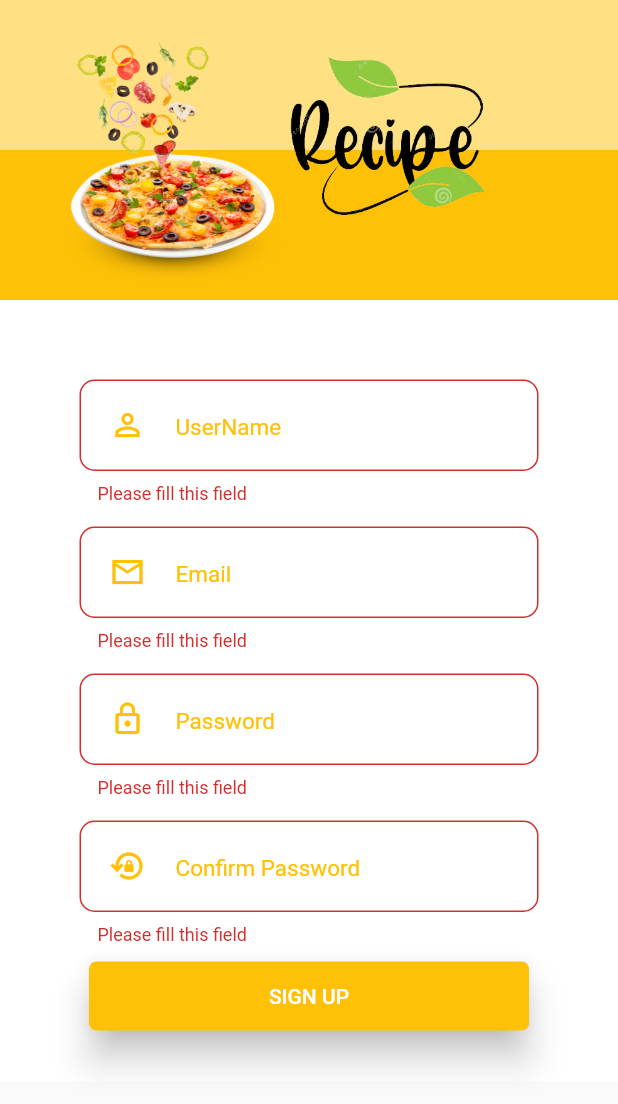
After one commit to pranavpv773/cooking_reciepi_app, a Flutter app: the SignUpScreen screen opened directly, after a tap on "SIGN UP", on a phone screen of 412 x 824 dp. The commit adds this screen. Shown: the top 1104 px of the screen. Run offline on Flutter 3.47's test engine with Material 2 defaults, Android fonts, the phone set to English and light mode, and no system bars.

Commit message:
sign up completed

```diff
--- a/lib/app/login/view/widgets/login_button.dart
+++ b/lib/app/login/view/widgets/login_button.dart
@@ -1,5 +1,7 @@
 import 'package:flutter/material.dart';
+import 'package:food_reciepi/app/sign_up/view/sign_up.dart';
 import 'package:food_reciepi/constants/colors.dart';
+import 'package:food_reciepi/routes/routes.dart';
 
 class LoginTextButton extends StatelessWidget {
   const LoginTextButton({Key? key, required this.text}) : super(key: key);
@@ -7,7 +9,9 @@ class LoginTextButton extends StatelessWidget {
   @override
   Widget build(BuildContext context) {
     return TextButton(
-      onPressed: () {},
+      onPressed: () {
+        RoutesProvider.nextScreen(screen: SignUpScreen());
+      },
       child: Text(
         text,
         style: TextStyle(
--- /dev/null
+++ b/lib/app/sign_up/view/sign_up.dart
@@ -0,0 +1,33 @@
+import 'package:flutter/material.dart';
+import 'package:food_reciepi/app/sign_up/view_model/sign_up_provider.dart';
+import 'package:food_reciepi/constants/colors.dart';
+import 'package:provider/provider.dart';
+
+import 'widgets/avathar_card.dart';
+import 'widgets/sign_up_form.dart';
+
+class SignUpScreen extends StatelessWidget {
+  const SignUpScreen({Key? key}) : super(key: key);
+
+  @override
+  Widget build(BuildContext context) {
+    return SafeArea(
+      child: Scaffold(
+        resizeToAvoidBottomInset: false,
+        body: SingleChildScrollView(
+          physics: const ScrollPhysics(),
+          child: Container(
+            color: kWhite,
+            child: Column(
+              mainAxisAlignment: MainAxisAlignment.center,
+              children: const [
+                AvatharCard(),
+                SignupForm(),
+              ],
+            ),
+          ),
+        ),
+      ),
+    );
+  }
+}
--- /dev/null
+++ b/lib/app/sign_up/view/widgets/avathar_card.dart
@@ -0,0 +1,46 @@
+import 'package:flutter/material.dart';
+import 'package:food_reciepi/constants/colors.dart';
+
+class AvatharCard extends StatelessWidget {
+  const AvatharCard({
+    Key? key,
+  }) : super(key: key);
+
+  @override
+  Widget build(BuildContext context) {
+    return Stack(
+      children: [
+        Container(
+          color: kPrimary,
+          height: 200,
+        ),
+        Container(
+          height: 100,
+          color: Colors.amber[200],
+        ),
+        Positioned(
+          bottom: 40,
+          right: 50,
+          child: ClipRRect(
+            borderRadius: BorderRadius.circular(10),
+            child: Image.asset(
+              'assets/logo.png',
+              width: 200,
+            ),
+          ),
+        ),
+        Positioned(
+          bottom: 10,
+          left: 40,
+          child: ClipRRect(
+            borderRadius: BorderRadius.circular(10),
+            child: Image.asset(
+              'assets/food/login_food1.png',
+              width: 150,
+            ),
+          ),
+        ),
+      ],
+    );
+  }
+}
--- /dev/null
+++ b/lib/app/sign_up/view/widgets/sign_password.dart
@@ -0,0 +1,81 @@
+import 'package:flutter/material.dart';
+import 'package:food_reciepi/constants/colors.dart';
+
+class PasswordTextforms extends StatelessWidget {
+  const PasswordTextforms({
+    Key? key,
+    required this.icon,
+    required this.text,
+    required this.obscureText,
+    required this.vertical,
+    required this.controller,
+  }) : super(key: key);
+  final IconData icon;
+  final String text;
+  final bool obscureText;
+  final double vertical;
+  final TextEditingController controller;
+
+  @override
+  Widget build(BuildContext context) {
+    return Padding(
+      padding: EdgeInsets.only(
+        top: vertical,
+        right: 20,
+        left: 20,
+      ),
+      child: TextFormField(
+        validator: (value) {
+          if (value!.isEmpty) {
+            return 'Please fill this field';
+          }
+          return null;
+        },
+        keyboardType: TextInputType.visiblePassword,
+        controller: controller,
+        style: TextStyle(
+          color: kPrimary,
+          fontSize: 18,
+        ),
+        obscureText: obscureText,
+        decoration: InputDecoration(
+          fillColor: kWhite,
+          filled: true,
+          prefixIcon: Padding(
+            padding: const EdgeInsets.symmetric(horizontal: 20.0),
+            child: Icon(
+              icon,
+              color: kPrimary,
+            ),
+          ),
+          enabledBorder: OutlineInputBorder(
+            borderRadius: BorderRadius.circular(10),
+            borderSide: const BorderSide(
+              color: Colors.grey,
+              width: 2.0,
+            ),
+          ),
+          focusedBorder: OutlineInputBorder(
+            borderRadius: BorderRadius.circular(10),
+            borderSide: const BorderSide(
+              color: Colors.teal,
+              width: 2.0,
+            ),
+          ),
+          border: OutlineInputBorder(
+            borderRadius: BorderRadius.circular(10),
+            borderSide: BorderSide(
+              color: kPrimary,
+              width: 2.0,
+            ),
+          ),
+          hintText: text,
+          hintStyle: TextStyle(
+            fontSize: 15,
+            color: kPrimary,
+          ),
+        ),
+      ),
+    );
+  }
+}
--- /dev/null
+++ b/lib/app/sign_up/view/widgets/sign_textform.dart
@@ -0,0 +1,80 @@
+import 'package:flutter/material.dart';
+import 'package:food_reciepi/constants/colors.dart';
+
+class SignUpTextforms extends StatelessWidget {
+  const SignUpTextforms({
+    Key? key,
+    required this.icon,
+    required this.text,
+    required this.obscureText,
+    required this.vertical,
+    required this.controller,
+  }) : super(key: key);
+  final IconData icon;
+  final String text;
+  final bool obscureText;
+  final double vertical;
+  final TextEditingController controller;
+
+  @override
+  Widget build(BuildContext context) {
+    return Padding(
+      padding: EdgeInsets.only(
+        top: vertical,
+        right: 20,
+        left: 20,
+      ),
+      child: TextFormField(
+        // ignore: body_might_complete_normally_nullable
+        validator: (value) {
+          if (value!.isEmpty) {
+            return 'Please fill this field';
+          }
+        },
+        controller: controller,
+        style: TextStyle(
+          color: kPrimary,
+          fontSize: 18,
+        ),
+        obscureText: obscureText,
+        decoration: InputDecoration(
+          fillColor: kWhite,
+          filled: true,
+          prefixIcon: Padding(
+            padding: const EdgeInsets.symmetric(horizontal: 20.0),
+            child: Icon(
+              icon,
+              color: kPrimary,
+            ),
+          ),
+          enabledBorder: OutlineInputBorder(
+            borderRadius: BorderRadius.circular(10),
+            borderSide: const BorderSide(
+              color: Colors.grey,
+              width: 2.0,
+            ),
+          ),
+          focusedBorder: OutlineInputBorder(
+            borderRadius: BorderRadius.circular(10),
+            borderSide: const BorderSide(
+              color: Colors.teal,
+              width: 2.0,
+            ),
+          ),
+          border: OutlineInputBorder(
+            borderRadius: BorderRadius.circular(10),
+            borderSide: const BorderSide(
+              color: Colors.grey,
+              width: 2.0,
+            ),
+          ),
+          hintText: text,
+          hintStyle: TextStyle(
+            fontSize: 15,
+            color: kPrimary,
+          ),
+        ),
+      ),
+    );
+  }
+}
--- /dev/null
+++ b/lib/app/sign_up/view/widgets/sign_up_form.dart
@@ -0,0 +1,96 @@
+import 'package:flutter/material.dart';
+import 'package:food_reciepi/app/sign_up/view_model/sign_up_provider.dart';
+import 'package:food_reciepi/constants/colors.dart';
+import 'package:provider/provider.dart';
+
+import 'sign_password.dart';
+import 'sign_textform.dart';
+
+class SignupForm extends StatelessWidget {
+  const SignupForm({
+    Key? key,
+  }) : super(key: key);
+
+  @override
+  Widget build(BuildContext context) {
+    return Padding(
+      padding: const EdgeInsets.all(25.0),
+      child: Form(
+        key: context.read<SignUpProvider>().signUpKey,
+        child: Padding(
+          padding: const EdgeInsets.all(8.0),
+          child: Column(
+            children: [
+              SignUpTextforms(
+                icon: Icons.person_outline_outlined,
+                text: "UserName",
+                obscureText: false,
+                vertical: 20,
+                controller: context.read<SignUpProvider>().userName,
+              ),
+              SignUpTextforms(
+                icon: Icons.mail_outline_sharp,
+                text: "Email",
+                obscureText: false,
+                vertical: 15,
+                controller: context.read<SignUpProvider>().email,
+              ),
+              // SignUpTextforms(
+              //   icon: Icons.send_to_mobile_rounded,
+              //   text: "Phone",
+              //   obscureText: false,
+              //   vertical: 15,
+              //   controller: context.read<SignUpProvider>().phoneNumber,
+              // ),
+              PasswordTextforms(
+                icon: Icons.lock_outline,
+                text: "Password",
+                obscureText: true,
+                vertical: 15,
+                controller: context.read<SignUpProvider>().password,
+              ),
+              PasswordTextforms(
+                icon: Icons.lock_reset_outlined,
+                text: "Confirm Password",
+                obscureText: true,
+                vertical: 15,
+                controller: context.read<SignUpProvider>().confirmPassword,
+              ),
+              Padding(
+                padding: const EdgeInsets.only(top: 10.0),
+                child: ElevatedButton(
+                  style: ElevatedButton.styleFrom(
+                    padding: const EdgeInsets.symmetric(
+                      horizontal: 120,
+                      vertical: 15,
+                    ),
+                    primary: kPrimary,
+                    elevation: 10,
+                    shape: RoundedRectangleBorder(
+                      borderRadius: BorderRadius.circular(
+                        5,
+                      ),
+                    ),
+                  ),
+                  onPressed: () {
+                    context.read<SignUpProvider>().signUp(
+                          context,
+                          context.read<SignUpProvider>().email.text,
+                          context.read<SignUpProvider>().password.text,
+                          context.read<SignUpProvider>().userName.text,
+                          context.read<SignUpProvider>().phoneNumber.text,
+                          context.read<SignUpProvider>().confirmPassword.text,
+                        );
+                  },
+                  child: const Text(
+                    "SIGN UP",
+                  ),
+                ),
+              ),
+            ],
+          ),
+        ),
+      ),
+    );
+  }
+}
--- /dev/null
+++ b/lib/app/sign_up/view_model/sign_up_provider.dart
@@ -0,0 +1,20 @@
+import 'package:flutter/material.dart';
+
+class SignUpProvider with ChangeNotifier {
+  final signUpKey = GlobalKey<FormState>();
+  final userName = TextEditingController();
+  final password = TextEditingController();
+  final confirmPassword = TextEditingController();
+  final email = TextEditingController();
+  final phoneNumber = TextEditingController();
+  void signUp(
+    BuildContext context,
+    String email,
+    String password,
+    String name,
+    String phone,
+    String confirmPass,
+  ) async {
+    if (signUpKey.currentState!.validate()) {}
+  }
+}
--- a/lib/main.dart
+++ b/lib/main.dart
@@ -1,5 +1,6 @@
 import 'package:flutter/material.dart';
 import 'package:food_reciepi/app/login/view_model/login_provider.dart';
+import 'package:food_reciepi/app/sign_up/view_model/sign_up_provider.dart';
 import 'package:food_reciepi/app/splash/view_model/splash_provider.dart';
 import 'package:provider/provider.dart';
 import 'app/splash/view/splash_screen.dart';
@@ -22,6 +23,9 @@ class CookieApp extends StatelessWidget {
         ChangeNotifierProvider(
           create: (create) => LoginProvider(),
         ),
+        ChangeNotifierProvider(
+          create: (create) => SignUpProvider(),
+        ),
       ],
       child: MaterialApp(
         navigatorKey: RoutesProvider.navigatorKey,
```
